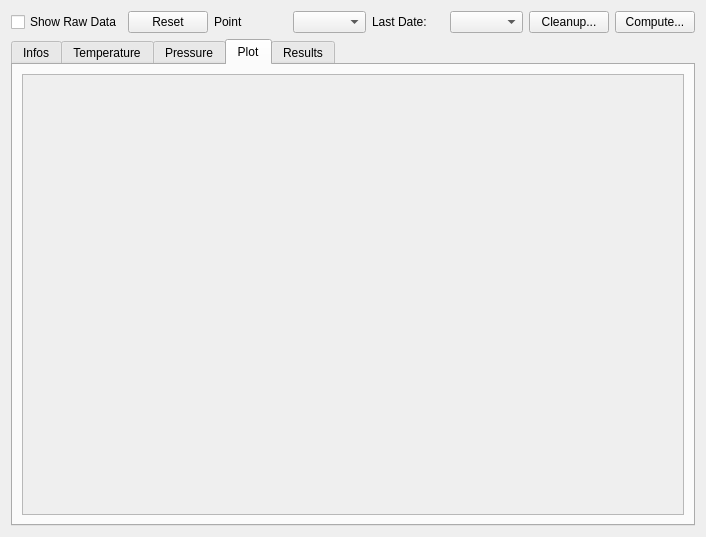
First picture: the form in molonari_data/molonaviz/datapointview.ui, repository leamailhol/MOLO-projet-interface, before the edit.
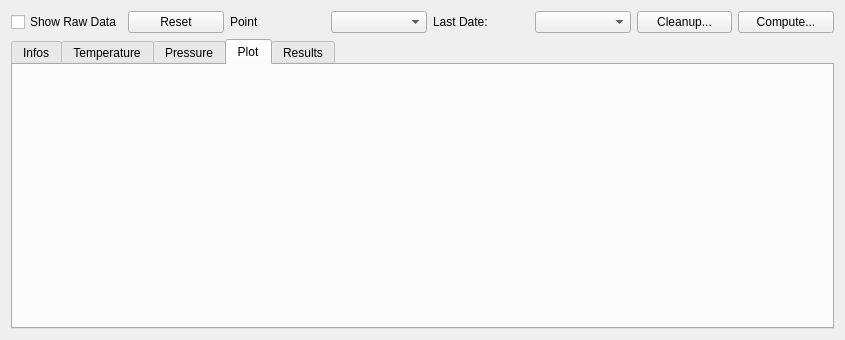
Second picture: the form after the edit. The open tabs and pages were chosen to show the change. Icons and pictures are not drawn.

What changed in the file:
```diff
--- a/molonari_data/molonaviz/datapointview.ui
+++ b/molonari_data/molonaviz/datapointview.ui
@@ -6,8 +6,8 @@
    <rect>
     <x>0</x>
     <y>0</y>
-    <width>706</width>
-    <height>537</height>
+    <width>845</width>
+    <height>340</height>
    </rect>
   </property>
   <property name="windowTitle">
@@ -176,44 +176,19 @@
       <attribute name="title">
        <string>Plot</string>
       </attribute>
-      <layout class="QGridLayout" name="gridLayout_5">
-       <item row="0" column="0">
-        <widget class="QScrollArea" name="scrollArea_2">
-         <property name="widgetResizable">
-          <bool>true</bool>
+      <layout class="QVBoxLayout" name="verticalLayout_3">
+       <item>
+        <widget class="QLabel" name="labelPlotTemp">
+         <property name="text">
+          <string/>
          </property>
-         <widget class="QWidget" name="scrollAreaWidgetContents_2">
-          <property name="geometry">
-           <rect>
-            <x>0</x>
-            <y>0</y>
-            <width>662</width>
-            <height>442</height>
-           </rect>
-          </property>
-          <layout class="QVBoxLayout" name="verticalLayout_3">
-           <item>
-            <widget class="QLabel" name="labelPlotTemp">
-             <property name="text">
-              <string/>
-             </property>
-             <property name="scaledContents">
-              <bool>true</bool>
-             </property>
-            </widget>
-           </item>
-           <item>
-            <widget class="QLabel" name="labelPlotPressure">
-             <property name="text">
-              <string/>
-             </property>
-             <property name="scaledContents">
-              <bool>true</bool>
-             </property>
-            </widget>
-           </item>
-          </layout>
-         </widget>
+        </widget>
+       </item>
+       <item>
+        <widget class="QLabel" name="labelPlotPressure">
+         <property name="text">
+          <string/>
+         </property>
         </widget>
        </item>
       </layout>
```
Left out of the diff: 54 changed lines with no effect on the pictures.
